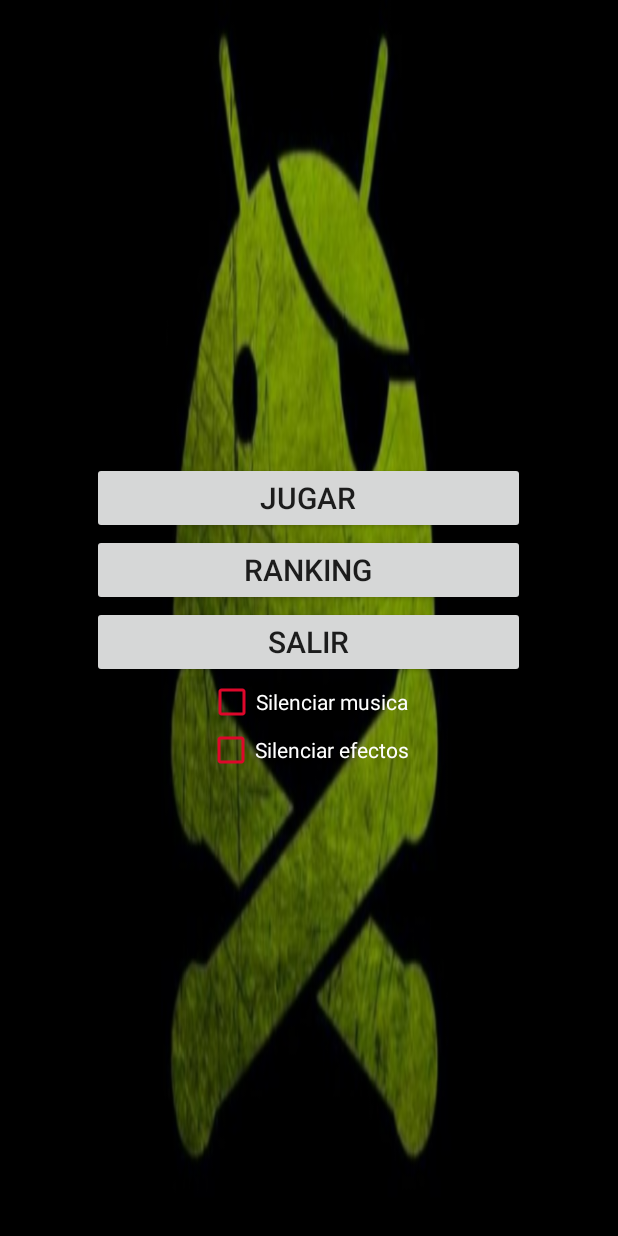
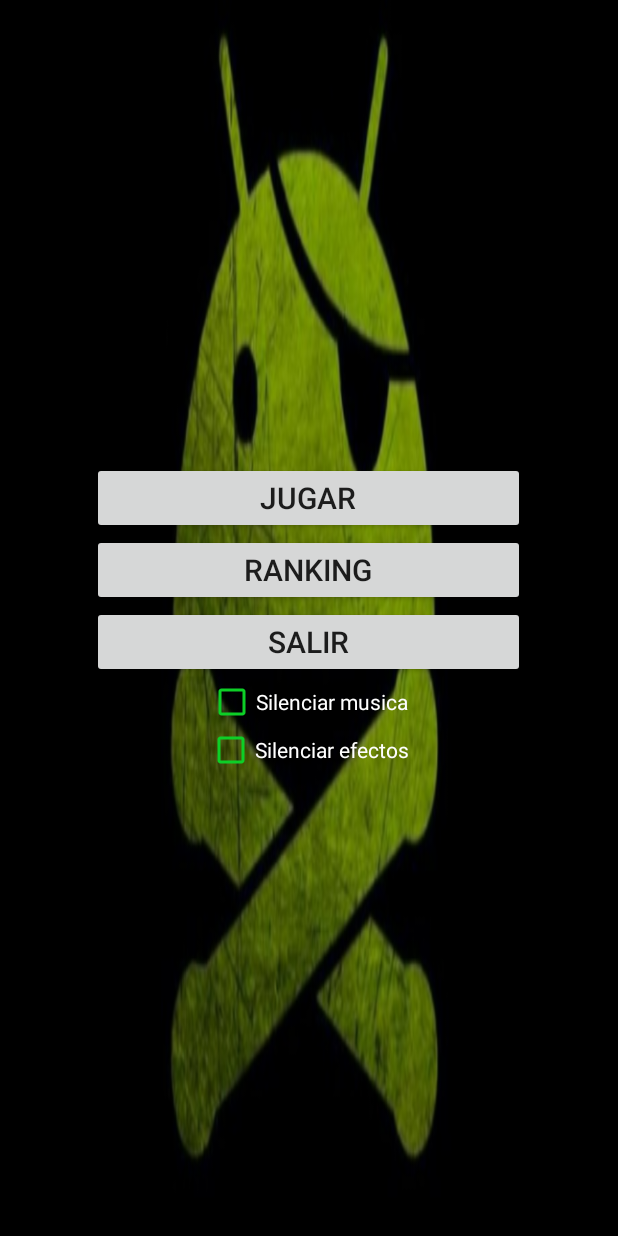
Before and after one commit to JuampiOrlando/TPO2, an Android app: the screen it shows after launch (MainActivity), on a phone screen of 412 x 824 dp. Run offline under Robolectric (Android 15) with nearby library versions, the phone set to English and light mode, and no system bars; 4 statements that could not run were skipped.

Commit message:
Version 1.0.1 :D
Limpieza de código. Aplicación de idioma.

```diff
--- a/app/src/main/java/com/example/fai/tpo2/HiloJuego.java
+++ b/app/src/main/java/com/example/fai/tpo2/HiloJuego.java
@@ -2,9 +2,6 @@ package com.example.fai.tpo2;
 
 import android.graphics.Canvas;
 
-/**
- * Created by morexlt on 2/3/16.
- */
 
 public class HiloJuego extends Thread {
     static final long FPS = 10;
@@ -35,7 +32,6 @@ public class HiloJuego extends Thread {
                 c = view.getHolder().lockCanvas();
                 synchronized (view.getHolder()) {
                     if(view.juegoTerminado()) {
-                        System.out.println("JUEGO TERMINAOD :D ");
                         view.getNickname();
                         view.terminar();
                     }
--- a/app/src/main/java/com/example/fai/tpo2/MainActivity.java
+++ b/app/src/main/java/com/example/fai/tpo2/MainActivity.java
@@ -42,25 +42,13 @@ public class MainActivity extends Activity {
         //CREAMOS LA BASE DE DATOS.
         dataSource = new esquemaBDranking(this);
 
-       // textBox = (EditText) findViewById(R.id.txtText1);
-        //puntitos = (TextView) findViewById(R.id.Puntos);
-
         // ATTENTION: This was auto-generated to implement the App Indexing API.
         // See https://g.co/AppIndexing/AndroidStudio for more information.
         client = new GoogleApiClient.Builder(this).addApi(AppIndex.API).build();
     }
 
     public void onClickJugar(View v) {
-/*
 
-        //Podriamos usar un Toast si quisieramos
-        Context context = getApplicationContext();
-        CharSequence text = "Bienvenido!!";
-        int duration = Toast.LENGTH_SHORT;
-
-        Toast toast = Toast.makeText(context, text, duration);
-        toast.show();
-*/
         //Mensaje de Bienvenida
         AlertDialog.Builder builder1 = new AlertDialog.Builder(MainActivity.this);
         String msj = getResources().getString(R.string.begin);
@@ -73,9 +61,7 @@ public class MainActivity extends Activity {
                         dialog.cancel();
                         //Invocando la otra Activity
                         Intent intent = new Intent(MainActivity.this, JuegoActivity.class);
-                        //intent.putExtra(EXTRA_MESSAGE, message);
                         startActivity(intent);
-                        //finish();
                     }
                 });
 
@@ -125,7 +111,6 @@ public class MainActivity extends Activity {
 
     }
 
-    //Esto se autogenero solo! Dsps debemos revisar!
     @Override
     public void onStart() {
         super.onStart();
--- a/app/src/main/java/com/example/fai/tpo2/RankingActivity.java
+++ b/app/src/main/java/com/example/fai/tpo2/RankingActivity.java
@@ -9,9 +9,7 @@ import android.widget.TableLayout;
 import android.widget.TableRow;
 import android.widget.TextView;
 
-/**
- * Created by juampi9498 on 15/02/16.
- */
+
 public class RankingActivity extends Activity{
     @Override
     protected void onCreate(Bundle savedInstanceState) {
--- a/app/src/main/java/com/example/fai/tpo2/Sprite.java
+++ b/app/src/main/java/com/example/fai/tpo2/Sprite.java
@@ -70,8 +70,6 @@ public class Sprite {
         //x = rnd.nextInt(gameView.getWidth() - width);
         x=0;
 
-
-        //////////////////////////////////////////////////////////////
         //  4 Carriles
 
         this.orientacionCarriles();
--- a/app/src/main/res/layout-land/content_principal.xml
+++ b/app/src/main/res/layout-land/content_principal.xml
@@ -91,28 +91,5 @@
         android:layout_height="fill_parent"
         android:layout_weight="0.15">
     </RelativeLayout>
-     <!-- Estos, son para agregar dsps! (No iria aca!)
-     <TextView
-         android:layout_width="fill_parent"
-         android:layout_height="wrap_content"
-         android:text="Introduzca algún texto"/>
-     <EditText
-         android:id="@+id/txtText1"
-         android:layout_width="fill_parent"
-         android:layout_height="wrap_content"/> -->
 
-    <!-- Esta funcion no va aca! Es para registrar el nick y el rankin!
-    <Button android:id="@+id/btnGuardar"
-        android:layout_width="fill_parent"
-        android:layout_height="wrap_content"
-        android:onClick="onClickGuardar"
-        android:text="Guardar"/>
-        -->
-
-    <!--
-    <TextView android:layout_width="128dp"
-        android:layout_height="wrap_content"
-        android:id="@+id/Puntos"
-        android:layout_weight="0.10"/>
-        -->
 </LinearLayout>
--- a/app/src/main/res/layout-land/juego_layout.xml
+++ b/app/src/main/res/layout-land/juego_layout.xml
@@ -36,8 +36,8 @@
             android:id="@+id/cajaM"
             android:checked="true"
             android:clickable="true"
-            android:textOn="Silenciar"
-            android:textOff="Reproducir" />
+            android:textOn="@string/sonido_on"
+            android:textOff="@string/sonido_off"  />
         <ToggleButton
             android:layout_width="wrap_content"
             android:layout_height="wrap_content"
--- a/app/src/main/res/layout/content_principal.xml
+++ b/app/src/main/res/layout/content_principal.xml
@@ -69,7 +69,7 @@
                 android:layout_gravity="center"
                 android:onClick="onClickCheckBox1"
                 android:layout_weight="1"
-                android:buttonTint="#ffdf072b"/>
+                android:buttonTint="#0dcf27"/>
 
             <CheckBox
                 android:layout_width="wrap_content"
@@ -80,7 +80,7 @@
                 android:onClick="onClickCheckBox2"
                 android:layout_gravity="center"
                 android:layout_weight="1"
-                android:buttonTint="#ffdf072b" />
+                android:buttonTint="#0dcf27"/>
          </LinearLayout>
 
 
--- a/app/src/main/res/layout/juego_layout.xml
+++ b/app/src/main/res/layout/juego_layout.xml
@@ -36,8 +36,8 @@
             android:id="@+id/cajaM"
             android:checked="true"
             android:clickable="true"
-            android:textOn="Silenciar"
-            android:textOff="Reproducir" />
+            android:textOn="@string/sonido_on"
+            android:textOff="@string/sonido_off" />
         <ToggleButton
             android:layout_width="wrap_content"
             android:layout_height="wrap_content"
--- a/app/src/main/res/layout/pop_nickname.xml
+++ b/app/src/main/res/layout/pop_nickname.xml
@@ -7,7 +7,7 @@
         android:layout_width="wrap_content"
         android:layout_height="wrap_content"
         android:textAppearance="?android:attr/textAppearanceLarge"
-        android:text="Ingrese al Ranking!"
+        android:text="@string/ingrese"
         android:id="@+id/textView"
         android:layout_marginTop="51dp"
         android:textColor="#e0dada"
@@ -33,7 +33,7 @@
                 android:layout_width="0dp"
                 android:layout_height="match_parent"
                 android:layout_weight="1"
-                android:text="Puntaje:"
+                android:text="@string/puntaje_enviar"
                 android:textSize="25sp"
                 android:textColor="#e0dada"
                 android:gravity="center"/>
@@ -61,7 +61,7 @@
         <Button
             android:layout_width="321dp"
             android:layout_height="wrap_content"
-            android:text="ENVIAR"
+            android:text="@string/enviar"
             android:id="@+id/button"
             android:layout_gravity="center_horizontal"
             android:layout_marginTop="20dp"
--- a/app/src/main/res/layout/ranking.xml
+++ b/app/src/main/res/layout/ranking.xml
@@ -8,7 +8,7 @@
         android:paddingTop="10dp">
         <TextView
             android:layout_column="0"
-            android:text="POSICION"
+            android:text="@string/posicion"
             android:textSize="20sp"
             android:textStyle="bold"
             android:layout_gravity="center_horizontal"/>
@@ -26,7 +26,7 @@
         </LinearLayout>
         <TextView
             android:layout_column="0"
-            android:text="NICKNAME"
+            android:text="@string/nickname"
             android:textSize="20sp"
             android:textStyle="bold" />
         <LinearLayout
@@ -41,7 +41,7 @@
 
         </LinearLayout>
         <TextView
-            android:text="PUNTAJE"
+            android:text="@string/puntaje"
             android:gravity="right"
             android:textSize="20sp"
             android:textStyle="bold"
```
Also changed, not shown: app/src/main/java/com/example/fai/tpo2/Juego.java (+22 -85 lines), app/src/main/java/com/example/fai/tpo2/JuegoActivity.java (+19 -27 lines), app/src/main/java/com/example/fai/tpo2/PopNickname.java (+5 -2 lines), app/src/main/res/layout-land/pop_nickname.xml (+4 -5 lines), app/src/main/res/values/strings.xml (+9 -1 lines), 1 other file.
